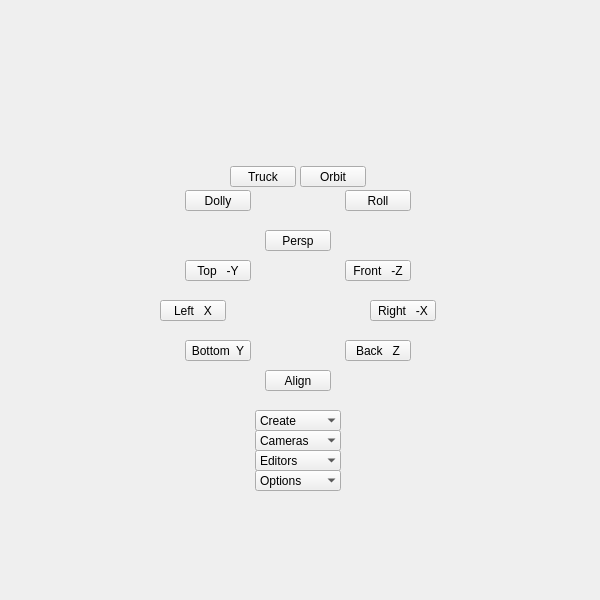
First picture: the form in ui/viewport.ui, repository m3trik/Scripts_portable, before the edit.
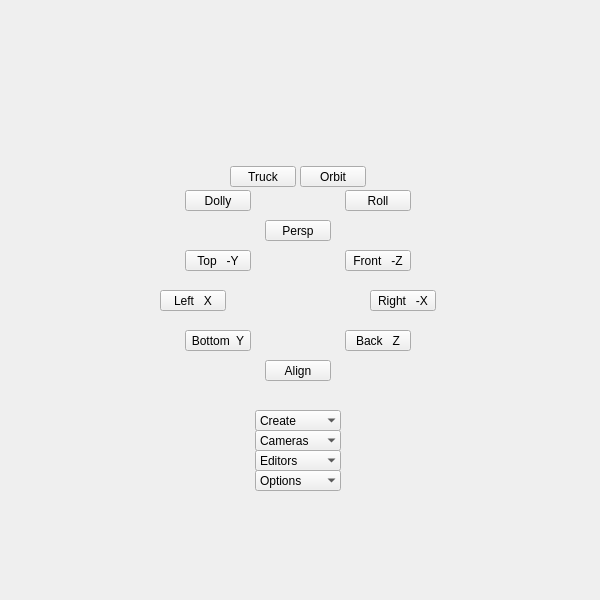
Second picture: the form after the edit. Custom widgets are drawn as their Qt base class.

What changed in the file:
```diff
--- a/ui/viewport.ui
+++ b/ui/viewport.ui
@@ -376,7 +376,7 @@
     <property name="geometry">
      <rect>
       <x>160</x>
-      <y>230</y>
+      <y>220</y>
       <width>276</width>
       <height>161</height>
      </rect>
```
